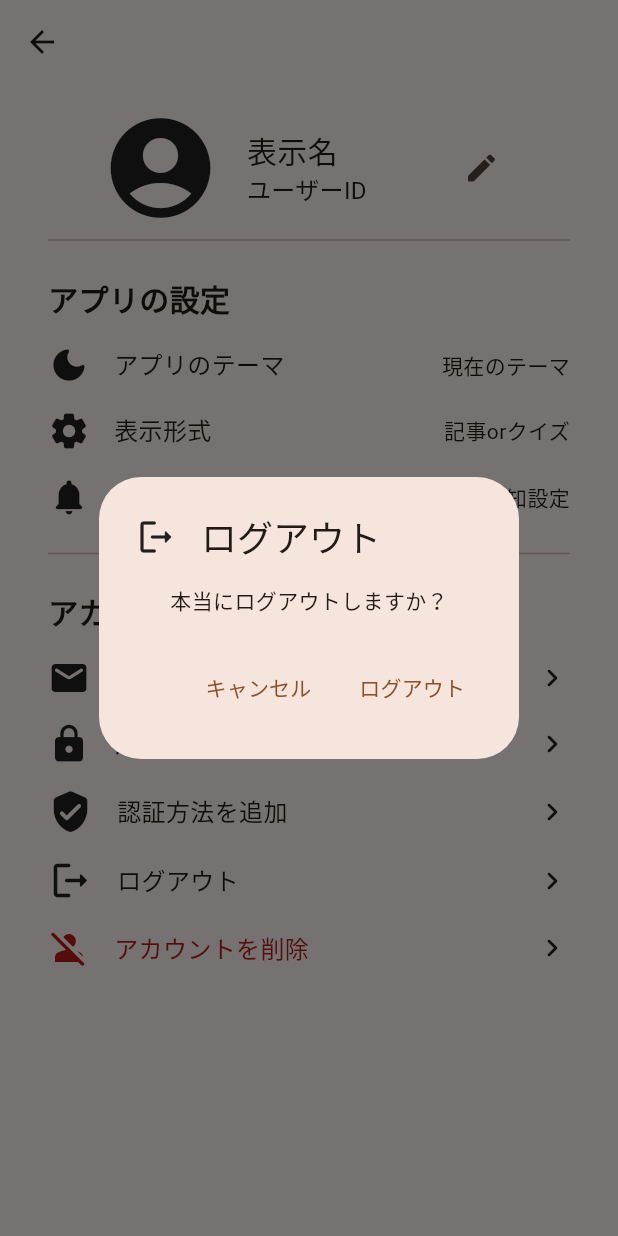
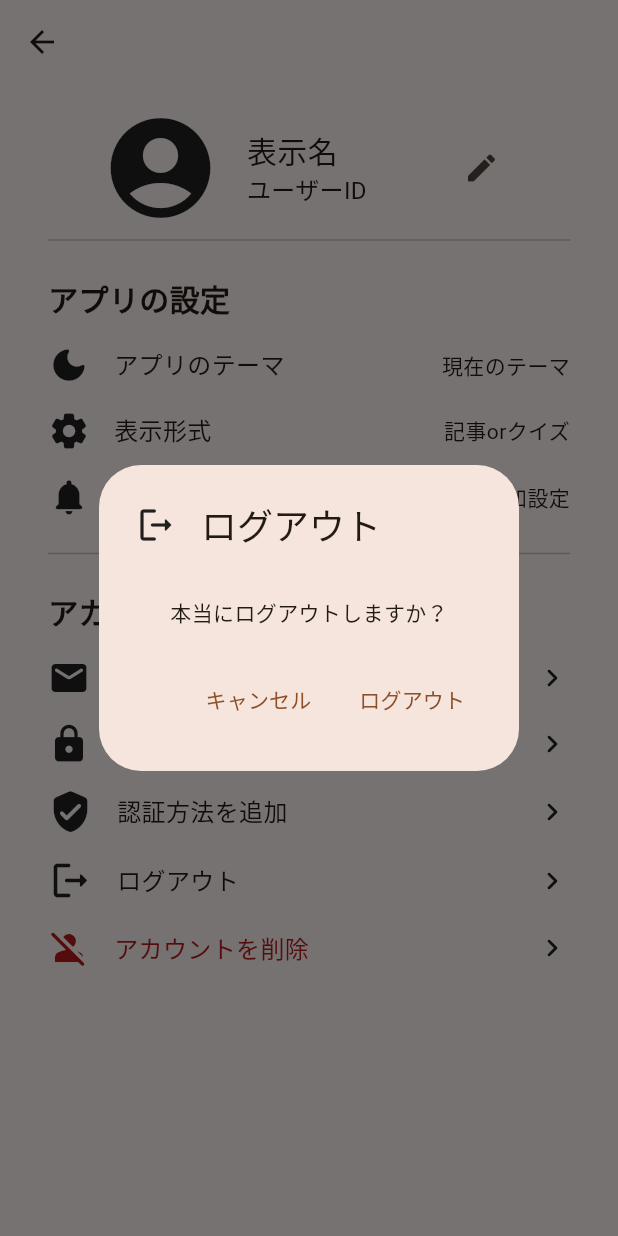
Before and after one commit to code-syncers/quiz-shower, a Flutter app: the SettingScreen screen opened by its route, after a tap on "ログアウト", on a phone screen of 412 x 824 dp. Run offline on Flutter 3.47's test engine with Material 2 defaults, Android fonts, the phone set to English and light mode, and no system bars; our stand-ins replace cloud_firestore, cloud_functions, firebase_auth, firebase_core, flutter_hooks, freezed_annotation and 1 more; missing offline and left inert: firebase_ui_auth, firebase_ui_localizations; accounts and stored records are empty.

Commit message:
feat: 全体的なUIを整える

```diff
--- a/lib/ui/screen/setting_screen/setting_screen.dart
+++ b/lib/ui/screen/setting_screen/setting_screen.dart
@@ -396,6 +396,7 @@ class SettingScreenState extends State<SettingScreen> {
                           content: const SingleChildScrollView(
                             child: Column(
                               children: [
+                                SizedBox(height: 16),
                                 Text('本当にログアウトしますか？'),
                               ],
                             ),
@@ -449,6 +450,7 @@ class SettingScreenState extends State<SettingScreen> {
                           content: const SingleChildScrollView(
                             child: Column(
                               children: [
+                                SizedBox(height: 16),
                                 Text('本当にアカウントを削除しますか？'),
                               ],
                             ),
```
